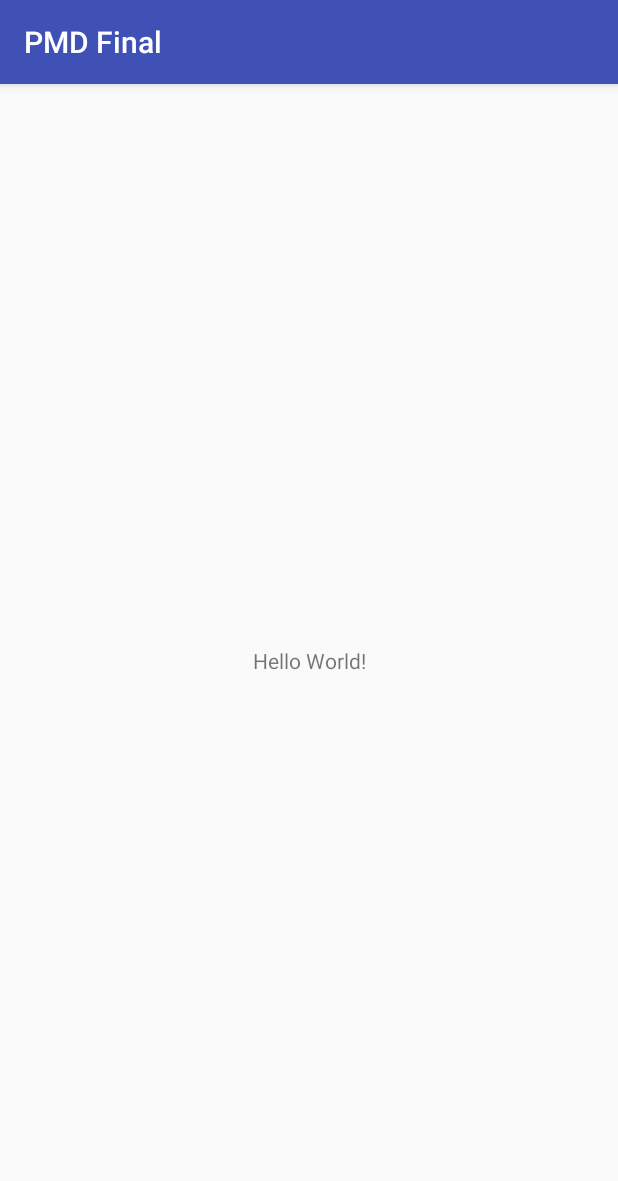
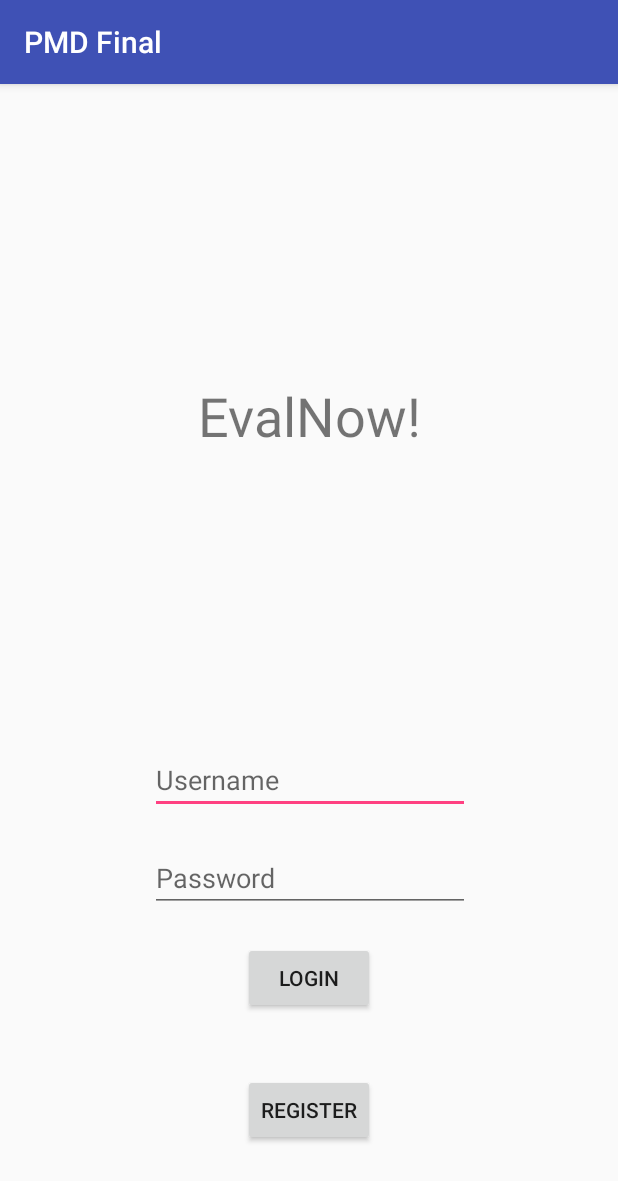
Before and after one commit to Jaap58428/IMTPMD, an Android app: the screen it shows after launch (MainActivity), on a phone screen of 412 x 824 dp. Shown: the top 1181 px of the screen. Run offline under Robolectric (Android 15) with nearby library versions, the phone set to English and light mode, and no system bars.

Commit message:
welcome/login page

```diff
--- a/app/src/main/AndroidManifest.xml
+++ b/app/src/main/AndroidManifest.xml
@@ -16,6 +16,8 @@
                 <category android:name="android.intent.category.LAUNCHER" />
             </intent-filter>
         </activity>
+        <activity android:name=".RegisterActivity" />
+        <activity android:name=".HomeActivity"></activity>
     </application>
 
 </manifest>
--- a/app/src/main/res/layout/activity_main.xml
+++ b/app/src/main/res/layout/activity_main.xml
@@ -6,13 +6,66 @@
     android:layout_height="match_parent"
     tools:context=".MainActivity">
 
-    <TextView
+    <Button
+        android:id="@+id/loginBtn"
         android:layout_width="wrap_content"
         android:layout_height="wrap_content"
-        android:text="Hello World!"
-        app:layout_constraintBottom_toBottomOf="parent"
-        app:layout_constraintLeft_toLeftOf="parent"
-        app:layout_constraintRight_toRightOf="parent"
+        android:layout_marginBottom="40dp"
+        android:text="@string/welcome_login_btn"
+        app:layout_constraintBottom_toTopOf="@+id/registerBtn"
+        app:layout_constraintEnd_toEndOf="parent"
+        app:layout_constraintStart_toStartOf="parent" />
+
+    <TextView
+        android:id="@+id/welcomeTitleTextView"
+        android:layout_width="wrap_content"
+        android:layout_height="wrap_content"
+        android:layout_marginBottom="8dp"
+        android:layout_marginTop="8dp"
+        android:text="@string/welcome_title"
+        android:textAlignment="center"
+        android:textSize="36sp"
+        app:layout_constraintBottom_toTopOf="@+id/usernameEditText"
+        app:layout_constraintEnd_toEndOf="parent"
+        app:layout_constraintHorizontal_bias="0.5"
+        app:layout_constraintStart_toStartOf="parent"
         app:layout_constraintTop_toTopOf="parent" />
 
+    <EditText
+        android:id="@+id/usernameEditText"
+        android:layout_width="wrap_content"
+        android:layout_height="wrap_content"
+        android:layout_marginBottom="20dp"
+        android:ems="10"
+        android:hint="@string/welcome_login"
+        android:inputType="textEmailAddress"
+        app:layout_constraintBottom_toTopOf="@+id/pwdEditText"
+        app:layout_constraintEnd_toEndOf="parent"
+        app:layout_constraintHorizontal_bias="0.502"
+        app:layout_constraintStart_toStartOf="parent" />
+
+    <EditText
+        android:id="@+id/pwdEditText"
+        android:layout_width="wrap_content"
+        android:layout_height="wrap_content"
+        android:layout_marginBottom="20dp"
+        android:ems="10"
+        android:hint="@string/welcome_pwd"
+        android:inputType="textPassword"
+        app:layout_constraintBottom_toTopOf="@+id/loginBtn"
+        app:layout_constraintEnd_toEndOf="parent"
+        app:layout_constraintHorizontal_bias="0.502"
+        app:layout_constraintStart_toStartOf="parent" />
+
+    <Button
+        android:id="@+id/registerBtn"
+        android:layout_width="wrap_content"
+        android:layout_height="wrap_content"
+        android:layout_marginBottom="60dp"
+        android:text="@string/welcome_register_btn"
+        app:layout_constraintBottom_toBottomOf="parent"
+        app:layout_constraintEnd_toEndOf="parent"
+        app:layout_constraintHorizontal_bias="0.5"
+        app:layout_constraintStart_toStartOf="parent" />
+
 </android.support.constraint.ConstraintLayout>
--- a/app/src/main/res/values/strings.xml
+++ b/app/src/main/res/values/strings.xml
@@ -1,3 +1,14 @@
 <resources>
     <string name="app_name">PMD Final</string>
+    <string name="welcome_title">EvalNow!</string>
+    <string name="welcome_login">Username</string>
+    <string name="welcome_pwd">Password</string>
+    <string name="welcome_login_btn">Login</string>
+    <string name="welcome_register_btn">Register</string>
+    <string name="welcome_message">Welcome!</string>
+    <string name="forgot_username">You did not fill in a username</string>
+    <string name="forgot_password">You did not fill in a password</string>
+    <string name="login_success">Login successful</string>
+    <string name="login_fail">Incorrect credentials</string>
+    <string name="no_users">There are no registered users!</string>
 </resources>
```
Also changed, not shown: app/src/main/java/nl/itsjaap/pmdfinal/Database/DatabaseHelper.java (added, +54 -0 lines), app/src/main/java/nl/itsjaap/pmdfinal/Database/DatabaseInfo.java (added, +13 -0 lines), app/src/main/java/nl/itsjaap/pmdfinal/HomeActivity.java (added, +13 -0 lines), app/src/main/java/nl/itsjaap/pmdfinal/MainActivity.java (+69 -0 lines), app/src/main/java/nl/itsjaap/pmdfinal/RegisterActivity.java (added, +13 -0 lines), app/src/main/res/layout/activity_home.xml (added, +9 -0 lines), app/src/main/res/layout/activity_register.xml (added, +9 -0 lines).
